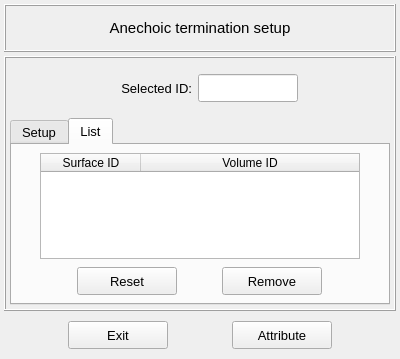
Above: vibra/interface/data/ui_files/model/acoustic/anechoic_termination_inputs.ui from MOPT-UFSC/VIBRA before the change. Below: the same form after it.
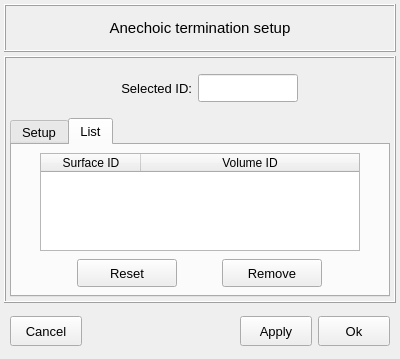
That is the form after the change. The open tabs and pages were chosen to show the change.

```diff
--- a/vibra/interface/data/ui_files/model/acoustic/anechoic_termination_inputs.ui
+++ b/vibra/interface/data/ui_files/model/acoustic/anechoic_termination_inputs.ui
@@ -34,7 +34,6 @@
   <property name="font">
    <font>
     <pointsize>11</pointsize>
-    <weight>50</weight>
     <bold>false</bold>
    </font>
   </property>
@@ -180,6 +179,7 @@
         <property name="font">
          <font>
           <pointsize>10</pointsize>
+          <bold>false</bold>
          </font>
         </property>
         <property name="currentIndex">
@@ -377,7 +377,6 @@
                 <font>
                  <family>MS Shell Dlg 2</family>
                  <pointsize>10</pointsize>
-                 <weight>50</weight>
                  <italic>false</italic>
                  <bold>false</bold>
                 </font>
@@ -411,7 +410,6 @@
                 <font>
                  <family>MS Shell Dlg 2</family>
                  <pointsize>10</pointsize>
-                 <weight>50</weight>
                  <italic>false</italic>
                  <bold>false</bold>
                 </font>
@@ -449,6 +447,7 @@
               <family>MS Shell Dlg 2</family>
               <pointsize>9</pointsize>
               <italic>false</italic>
+              <bold>false</bold>
              </font>
             </property>
             <property name="toolTip">
@@ -630,14 +629,14 @@
     <widget class="QFrame" name="frame_11">
      <property name="minimumSize">
       <size>
-       <width>340</width>
-       <height>40</height>
+       <width>0</width>
+       <height>48</height>
       </size>
      </property>
      <property name="maximumSize">
       <size>
        <width>16777215</width>
-       <height>16777215</height>
+       <height>48</height>
       </size>
      </property>
      <property name="frameShape">
@@ -648,39 +647,37 @@
      </property>
      <layout class="QGridLayout" name="gridLayout_14">
       <property name="leftMargin">
-       <number>0</number>
+       <number>6</number>
       </property>
       <property name="topMargin">
        <number>0</number>
       </property>
       <property name="rightMargin">
-       <number>0</number>
+       <number>6</number>
       </property>
       <property name="bottomMargin">
        <number>0</number>
       </property>
-      <property name="spacing">
+      <property name="verticalSpacing">
        <number>0</number>
       </property>
-      <item row="0" column="1">
-       <widget class="QPushButton" name="pushButton_attribute">
+      <item row="0" column="3">
+       <widget class="QPushButton" name="pushButton_apply_and_close">
         <property name="minimumSize">
          <size>
-          <width>100</width>
-          <height>28</height>
+          <width>72</width>
+          <height>30</height>
          </size>
         </property>
         <property name="maximumSize">
          <size>
-          <width>100</width>
-          <height>28</height>
+          <width>72</width>
+          <height>30</height>
          </size>
         </property>
         <property name="font">
          <font>
-          <family>MS Shell Dlg 2</family>
           <pointsize>10</pointsize>
-          <weight>50</weight>
           <italic>false</italic>
           <bold>false</bold>
          </font>
@@ -689,9 +686,53 @@
          <string notr="true"/>
         </property>
         <property name="text">
-         <string>Attribute</string>
+         <string>Ok</string>
         </property>
         <property name="autoDefault">
+         <bool>false</bool>
+        </property>
+        <property name="default">
+         <bool>false</bool>
+        </property>
+        <property name="flat">
+         <bool>false</bool>
+        </property>
+       </widget>
+      </item>
+      <item row="0" column="2">
+       <widget class="QPushButton" name="pushButton_apply">
+        <property name="minimumSize">
+         <size>
+          <width>72</width>
+          <height>30</height>
+         </size>
+        </property>
+        <property name="maximumSize">
+         <size>
+          <width>72</width>
+          <height>30</height>
+         </size>
+        </property>
+        <property name="font">
+         <font>
+          <pointsize>10</pointsize>
+          <italic>false</italic>
+          <bold>false</bold>
+         </font>
+        </property>
+        <property name="styleSheet">
+         <string notr="true"/>
+        </property>
+        <property name="text">
+         <string>Apply</string>
+        </property>
+        <property name="autoDefault">
+         <bool>false</bool>
+        </property>
+        <property name="default">
+         <bool>false</bool>
+        </property>
+        <property name="flat">
          <bool>false</bool>
         </property>
        </widget>
@@ -700,21 +741,19 @@
        <widget class="QPushButton" name="pushButton_exit">
         <property name="minimumSize">
          <size>
-          <width>100</width>
-          <height>28</height>
+          <width>72</width>
+          <height>30</height>
          </size>
         </property>
         <property name="maximumSize">
          <size>
-          <width>100</width>
-          <height>28</height>
+          <width>72</width>
+          <height>30</height>
          </size>
         </property>
         <property name="font">
          <font>
-          <family>MS Shell Dlg 2</family>
           <pointsize>10</pointsize>
-          <weight>50</weight>
           <italic>false</italic>
           <bold>false</bold>
          </font>
@@ -723,13 +762,32 @@
          <string notr="true"/>
         </property>
         <property name="text">
-         <string>Exit</string>
+         <string>Cancel</string>
         </property>
         <property name="autoDefault">
          <bool>false</bool>
         </property>
+        <property name="default">
+         <bool>false</bool>
+        </property>
+        <property name="flat">
+         <bool>false</bool>
+        </property>
        </widget>
       </item>
+      <item row="0" column="1">
+       <spacer name="horizontalSpacer_17">
+        <property name="orientation">
+         <enum>Qt::Orientation::Horizontal</enum>
+        </property>
+        <property name="sizeHint" stdset="0">
+         <size>
+          <width>40</width>
+          <height>20</height>
+         </size>
+        </property>
+       </spacer>
+      </item>
      </layout>
     </widget>
    </item>
```
Left out of the diff: 177 changed lines with no effect on the pictures.
